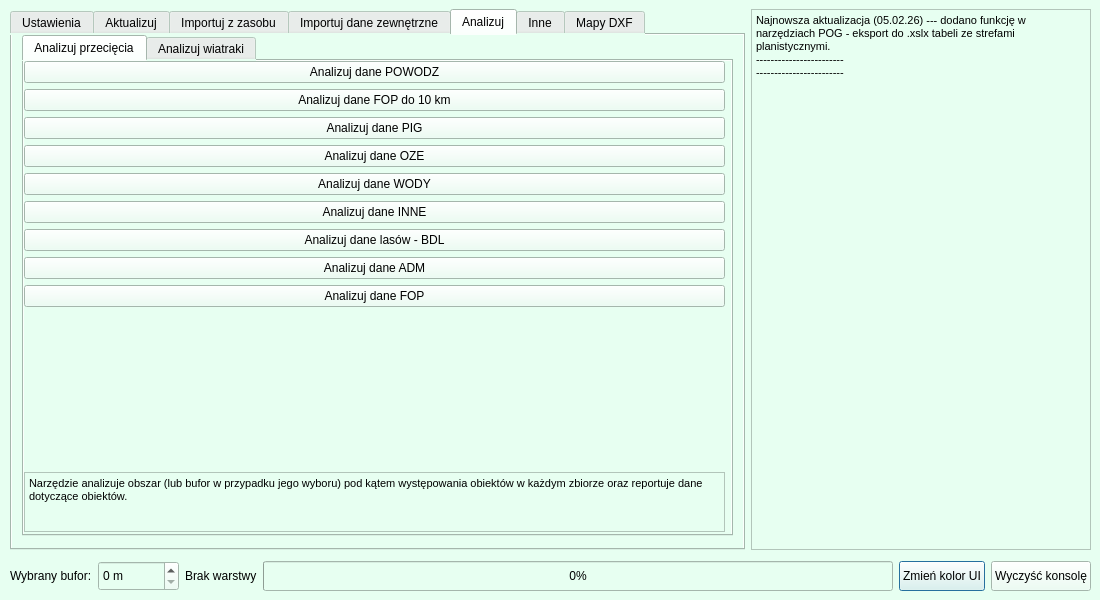
Qt form bober_os_dialog_base.ui (pankonduktortoja/BoberOS) before a commit.
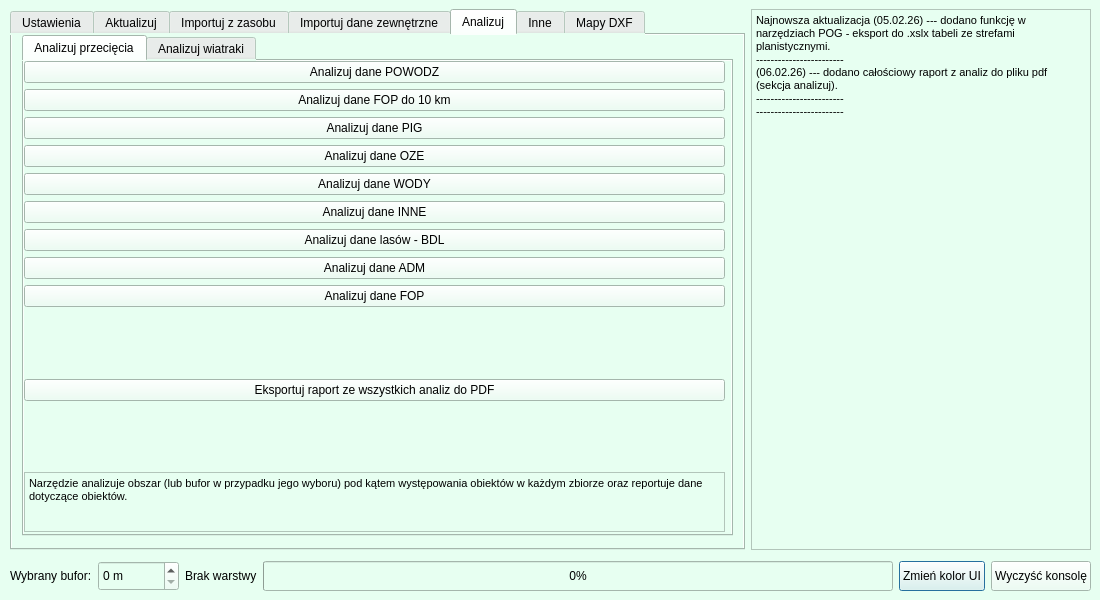
The same form after that commit. The open tabs and pages were chosen to show the change. Custom widgets are drawn as their Qt base class.

Commit message: added pdf reprot for analysis

What changed in the file:
```diff
--- a/bober_os_dialog_base.ui
+++ b/bober_os_dialog_base.ui
@@ -1409,6 +1409,26 @@
              </property>
             </widget>
            </item>
+           <item>
+            <spacer name="verticalSpacer_8">
+             <property name="orientation">
+              <enum>Qt::Vertical</enum>
+             </property>
+             <property name="sizeHint" stdset="0">
+              <size>
+               <width>20</width>
+               <height>40</height>
+              </size>
+             </property>
+            </spacer>
+           </item>
+           <item>
+            <widget class="QPushButton" name="pb_anal_pdf_report">
+             <property name="text">
+              <string>Eksportuj raport ze wszystkich analiz do PDF</string>
+             </property>
+            </widget>
+           </item>
            <item>
             <spacer name="verticalSpacer_16">
              <property name="orientation">
@@ -2367,6 +2387,8 @@
 &lt;/style&gt;&lt;/head&gt;&lt;body style=&quot; font-family:'Open Sans'; font-size:8pt; font-weight:400; font-style:normal;&quot;&gt;
 &lt;p style=&quot; margin-top:0px; margin-bottom:0px; margin-left:0px; margin-right:0px; -qt-block-indent:0; text-indent:0px;&quot;&gt;Najnowsza aktualizacja (05.02.26) --- dodano funkcję w narzędziach POG - eksport do .xslx tabeli ze strefami planistycznymi.&lt;/p&gt;
 &lt;p style=&quot; margin-top:0px; margin-bottom:0px; margin-left:0px; margin-right:0px; -qt-block-indent:0; text-indent:0px;&quot;&gt;------------------------&lt;/p&gt;
+&lt;p style=&quot; margin-top:0px; margin-bottom:0px; margin-left:0px; margin-right:0px; -qt-block-indent:0; text-indent:0px;&quot;&gt;(06.02.26) --- dodano całościowy raport z analiz do pliku pdf (sekcja analizuj).&lt;/p&gt;
+&lt;p style=&quot; margin-top:0px; margin-bottom:0px; margin-left:0px; margin-right:0px; -qt-block-indent:0; text-indent:0px;&quot;&gt;------------------------&lt;/p&gt;
 &lt;p style=&quot; margin-top:0px; margin-bottom:0px; margin-left:0px; margin-right:0px; -qt-block-indent:0; text-indent:0px;&quot;&gt;------------------------&lt;/p&gt;&lt;/body&gt;&lt;/html&gt;</string>
       </property>
      </widget>
```
Left out of the diff: 2 changed lines with no effect on the pictures. The commit also changes 2 other files.
